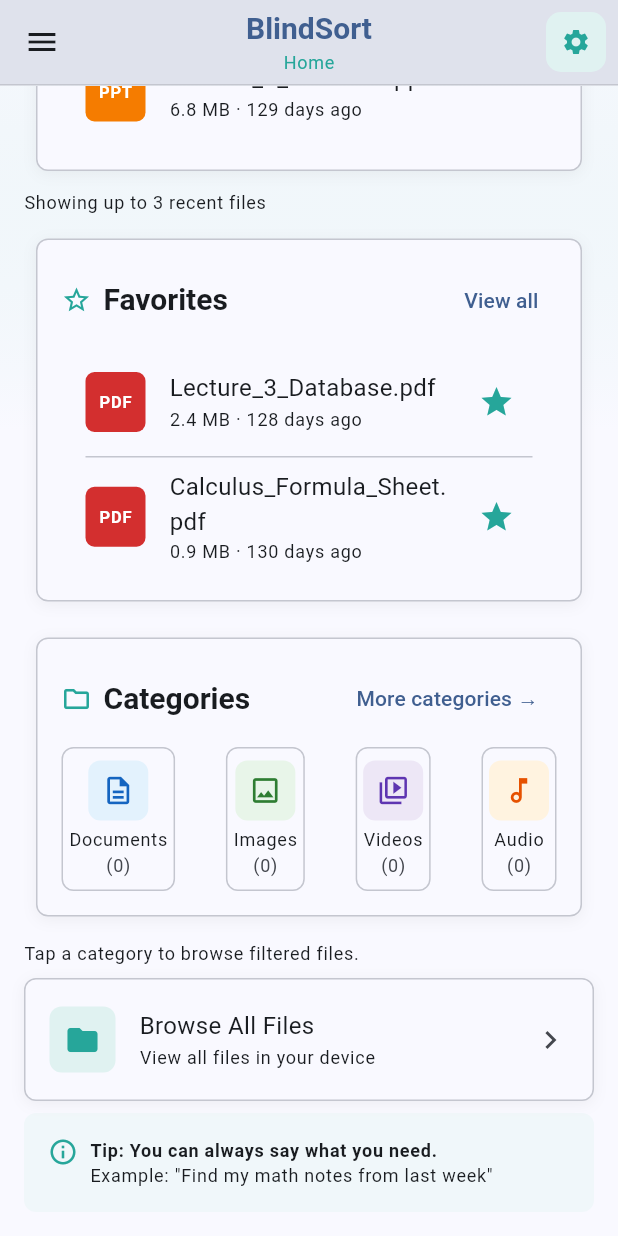
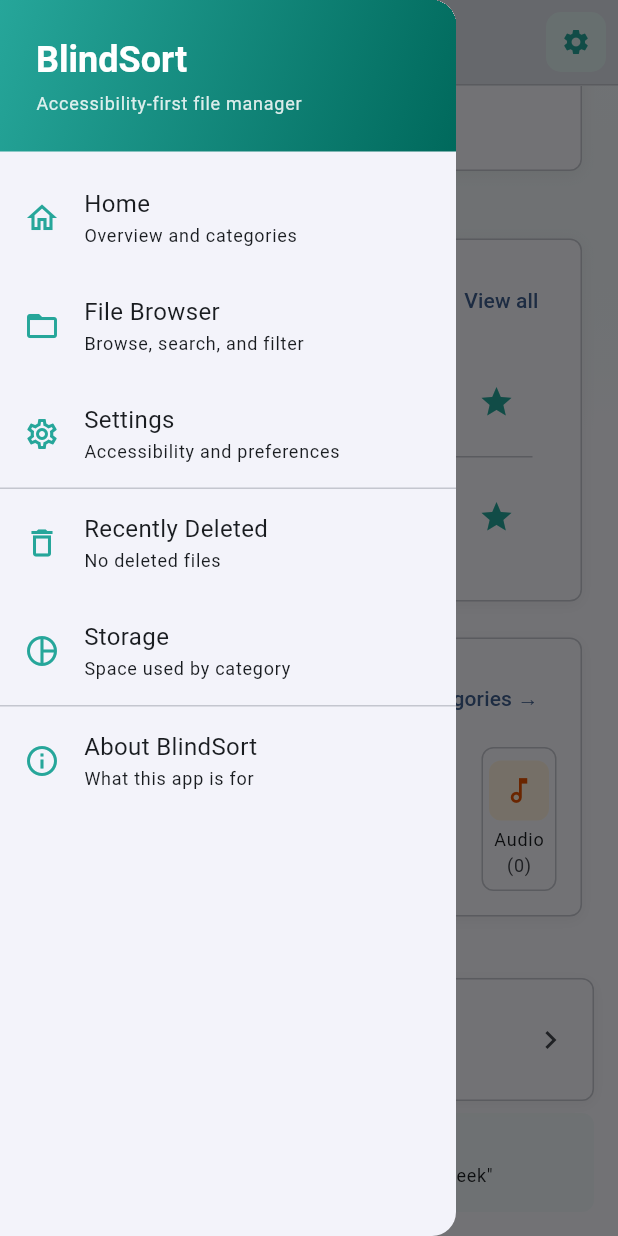
Before and after one commit to mog4ku-mono/blindsort, a Flutter app: the screen it shows after launch, scrolled down 576 dp, after a tap on the "menu" icon, on a phone screen of 412 x 824 dp. Run offline on Flutter 3.47's test engine with Material 3 defaults, Android fonts, the light colour scheme and no system bars; our stand-ins replace device_preview.

Commit message:
feat(home): wire hamburger to app drawer

```diff
--- a/lib/screens/home_screen.dart
+++ b/lib/screens/home_screen.dart
@@ -13,6 +13,7 @@
 import 'file_browser_screen.dart';
 import 'file_details_screen.dart';
 import 'settings_screen.dart';
+import '../widgets/app_drawer.dart';
 
 class HomeScreen extends StatefulWidget {
   const HomeScreen({super.key});
@@ -88,13 +89,20 @@
   Widget build(BuildContext context) {
     final theme = Theme.of(context);
     return Scaffold(
+      drawer: AppDrawer(
+        onOpenBrowser: () => _openBrowser(),
+        onOpenSettings: _openSettings,
+        onClose: () => Navigator.pop(context),
+      ),
       appBar: AppBar(
         titleSpacing: 0,
         centerTitle: true,
-        leading: IconButton(
-          icon: const Icon(Icons.menu),
-          onPressed: () {},
-          tooltip: 'Menu',
+        leading: Builder(
+          builder: (context) => IconButton(
+            icon: const Icon(Icons.menu),
+            onPressed: () => Scaffold.of(context).openDrawer(),
+            tooltip: 'Menu',
+          ),
         ),
         title: Column(
           mainAxisSize: MainAxisSize.min,
```
